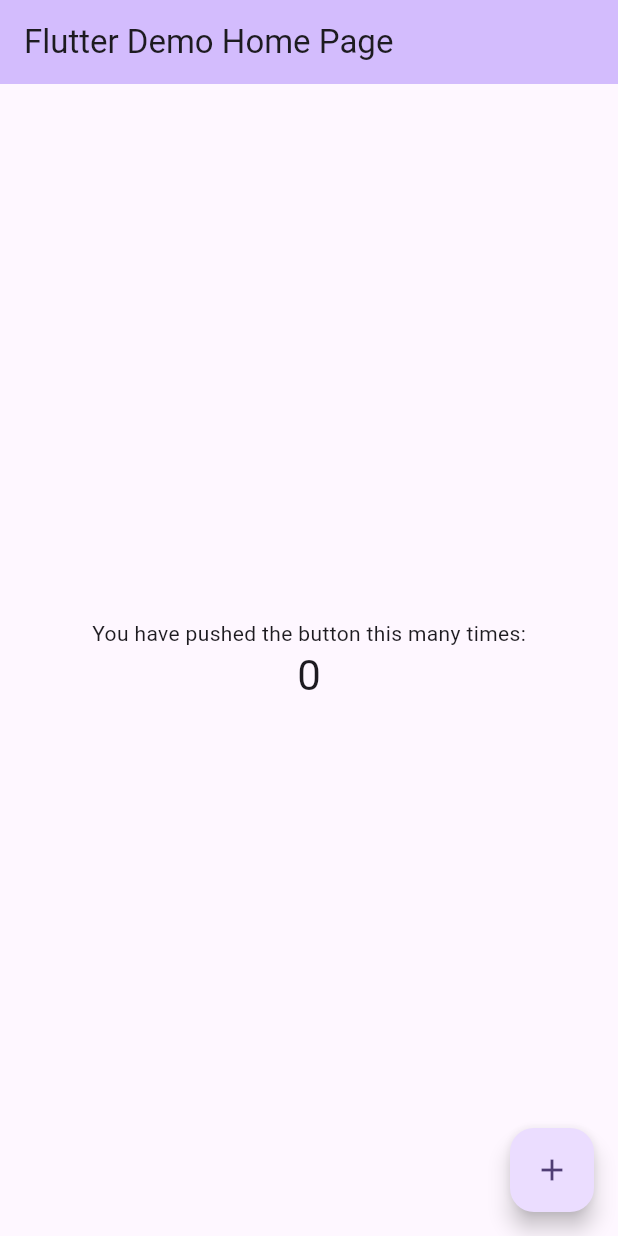
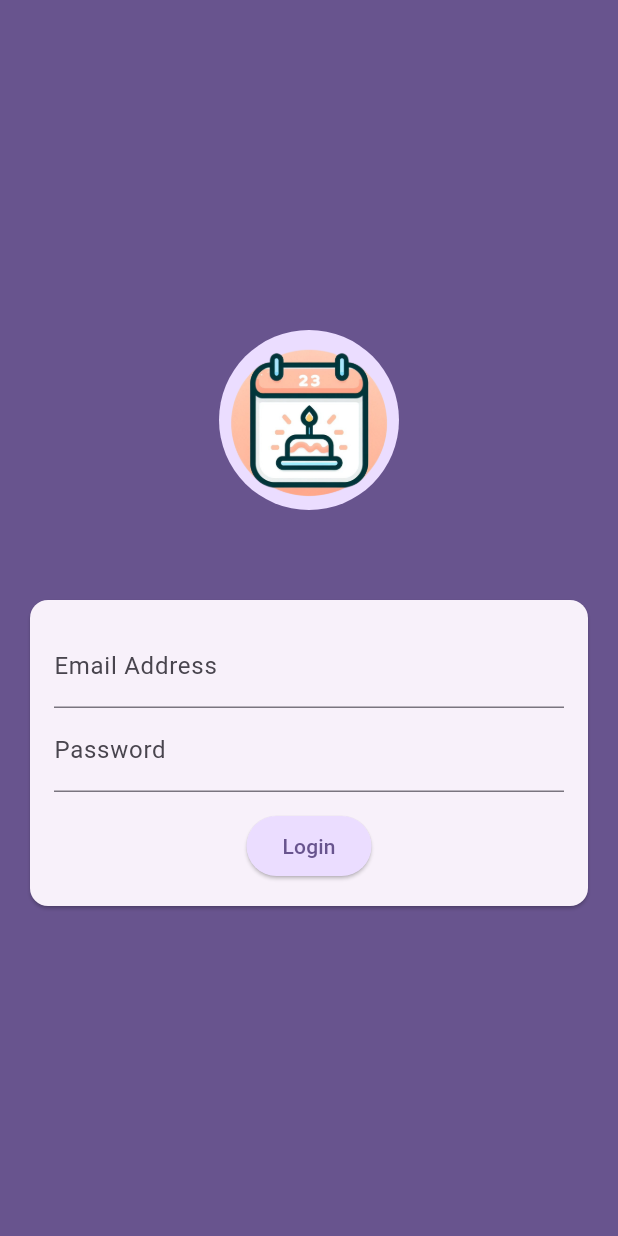
Before and after one commit to Matheus-IT/birthday_app, a Flutter app: the screen it shows after launch, on a phone screen of 412 x 824 dp. Run offline on Flutter 3.47's test engine with Material 3 defaults, Android fonts, the phone set to English and light mode, and no system bars.

Commit message:
Building the base for auth screen

```diff
--- a/lib/main.dart
+++ b/lib/main.dart
@@ -1,3 +1,4 @@
+import 'package:birthday_app/screens/auth.dart';
 import 'package:flutter/material.dart';
 
 void main() {
@@ -13,113 +14,10 @@ class MyApp extends StatelessWidget {
     return MaterialApp(
       title: 'Flutter Demo',
       theme: ThemeData(
-        // This is the theme of your application.
-        //
-        // TRY THIS: Try running your application with "flutter run". You'll see
-        // the application has a purple toolbar. Then, without quitting the app,
-        // try changing the seedColor in the colorScheme below to Colors.green
-        // and then invoke "hot reload" (save your changes or press the "hot
-        // reload" button in a Flutter-supported IDE, or press "r" if you used
-        // the command line to start the app).
-        //
-        // Notice that the counter didn't reset back to zero; the application
-        // state is not lost during the reload. To reset the state, use hot
-        // restart instead.
-        //
-        // This works for code too, not just values: Most code changes can be
-        // tested with just a hot reload.
         colorScheme: ColorScheme.fromSeed(seedColor: Colors.deepPurple),
         useMaterial3: true,
       ),
-      home: const MyHomePage(title: 'Flutter Demo Home Page'),
+      home: const AuthScreen(title: 'Birthday Reminder'),
     );
   }
 }
-
-class MyHomePage extends StatefulWidget {
-  const MyHomePage({super.key, required this.title});
-
-  // This widget is the home page of your application. It is stateful, meaning
-  // that it has a State object (defined below) that contains fields that affect
-  // how it looks.
-
-  // This class is the configuration for the state. It holds the values (in this
-  // case the title) provided by the parent (in this case the App widget) and
-  // used by the build method of the State. Fields in a Widget subclass are
-  // always marked "final".
-
-  final String title;
-
-  @override
-  State<MyHomePage> createState() => _MyHomePageState();
-}
-
-class _MyHomePageState extends State<MyHomePage> {
-  int _counter = 0;
-
-  void _incrementCounter() {
-    setState(() {
-      // This call to setState tells the Flutter framework that something has
-      // changed in this State, which causes it to rerun the build method below
-      // so that the display can reflect the updated values. If we changed
-      // _counter without calling setState(), then the build method would not be
-      // called again, and so nothing would appear to happen.
-      _counter++;
-    });
-  }
-
-  @override
-  Widget build(BuildContext context) {
-    // This method is rerun every time setState is called, for instance as done
-    // by the _incrementCounter method above.
-    //
-    // The Flutter framework has been optimized to make rerunning build methods
-    // fast, so that you can just rebuild anything that needs updating rather
-    // than having to individually change instances of widgets.
-    return Scaffold(
-      appBar: AppBar(
-        // TRY THIS: Try changing the color here to a specific color (to
-        // Colors.amber, perhaps?) and trigger a hot reload to see the AppBar
-        // change color while the other colors stay the same.
-        backgroundColor: Theme.of(context).colorScheme.inversePrimary,
-        // Here we take the value from the MyHomePage object that was created by
-        // the App.build method, and use it to set our appbar title.
-        title: Text(widget.title),
-      ),
-      body: Center(
-        // Center is a layout widget. It takes a single child and positions it
-        // in the middle of the parent.
-        child: Column(
-          // Column is also a layout widget. It takes a list of children and
-          // arranges them vertically. By default, it sizes itself to fit its
-          // children horizontally, and tries to be as tall as its parent.
-          //
-          // Column has various properties to control how it sizes itself and
-          // how it positions its children. Here we use mainAxisAlignment to
-          // center the children vertically; the main axis here is the vertical
-          // axis because Columns are vertical (the cross axis would be
-          // horizontal).
-          //
-          // TRY THIS: Invoke "debug painting" (choose the "Toggle Debug Paint"
-          // action in the IDE, or press "p" in the console), to see the
-          // wireframe for each widget.
-          mainAxisAlignment: MainAxisAlignment.center,
-          children: <Widget>[
-            const Text(
-              'You have pushed the button this many times:',
-            ),
-            Text(
-              '$_counter',
-              style: Theme.of(context).textTheme.headlineMedium,
-            ),
-          ],
-        ),
-      ),
-      floatingActionButton: FloatingActionButton(
-        onPressed: _incrementCounter,
-        tooltip: 'Increment',
-        child: const Icon(Icons.add),
-      ), // This trailing comma makes auto-formatting nicer for build methods.
-    );
-  }
-}
--- /dev/null
+++ b/lib/screens/auth.dart
@@ -0,0 +1,102 @@
+import 'package:flutter/material.dart';
+
+class AuthScreen extends StatefulWidget {
+  const AuthScreen({super.key, required this.title});
+
+  final String title;
+
+  @override
+  State<AuthScreen> createState() => _AuthScreenState();
+}
+
+class _AuthScreenState extends State<AuthScreen> {
+  final _formKey = GlobalKey<FormState>();
+  String _enteredEmail = '';
+  String _enteredPassword = '';
+  bool _isLoadingAuthentication = false;
+
+  @override
+  Widget build(BuildContext context) {
+    return Scaffold(
+      backgroundColor: Theme.of(context).colorScheme.primary,
+      body: Center(
+        child: SingleChildScrollView(
+          child: Column(
+            mainAxisAlignment: MainAxisAlignment.center,
+            children: [
+              Container(
+                margin: const EdgeInsets.only(
+                  bottom: 20,
+                ),
+                width: 120,
+                child: const CircleAvatar(
+                  radius: 80,
+                  backgroundImage: AssetImage('assets/images/app_logo.png'),
+                ),
+              ),
+              Card(
+                margin: const EdgeInsets.all(20),
+                child: SingleChildScrollView(
+                  child: Padding(
+                    padding: const EdgeInsets.all(16),
+                    child: Form(
+                      key: _formKey,
+                      child: Column(
+                        mainAxisSize: MainAxisSize.min,
+                        children: [
+                          TextFormField(
+                            decoration: const InputDecoration(
+                              labelText: 'Email Address',
+                            ),
+                            keyboardType: TextInputType.emailAddress,
+                            textInputAction: TextInputAction.next,
+                            autocorrect: false,
+                            textCapitalization: TextCapitalization.none,
+                            validator: (value) {
+                              if (value == null || value.trim().isEmpty || !value.contains('@')) {
+                                return 'Please enter a valid email address';
+                              }
+                              return null;
+                            },
+                            onSaved: (newValue) {
+                              _enteredEmail = newValue!;
+                            },
+                          ),
+                          TextFormField(
+                            decoration: const InputDecoration(
+                              labelText: 'Password',
+                            ),
+                            obscureText: true,
+                            validator: (value) {
+                              if (value == null || value.trim().length < 6) {
+                                return 'Password must be at least 6 characters long';
+                              }
+                              return null;
+                            },
+                            onSaved: (newValue) {
+                              _enteredPassword = newValue!;
+                            },
+                          ),
+                          const SizedBox(height: 12),
+                          if (_isLoadingAuthentication) const CircularProgressIndicator(),
+                          if (!_isLoadingAuthentication)
+                            ElevatedButton(
+                              onPressed: () => print('Submit!!!'),
+                              style: ElevatedButton.styleFrom(
+                                backgroundColor: Theme.of(context).colorScheme.primaryContainer,
+                              ),
+                              child: const Text('Login'),
+                            ),
+                        ],
+                      ),
+                    ),
+                  ),
+                ),
+              )
+            ],
+          ),
+        ),
+      ),
+    );
+  }
+}
--- a/pubspec.yaml
+++ b/pubspec.yaml
@@ -59,9 +59,9 @@ flutter:
   uses-material-design: true
 
   # To add assets to your application, add an assets section, like this:
-  # assets:
-  #   - images/a_dot_burr.jpeg
-  #   - images/a_dot_ham.jpeg
+  assets:
+    - assets/images/app_logo.png
+    # - images/a_dot_ham.jpeg
 
   # An image asset can refer to one or more resolution-specific "variants", see
   # https://flutter.dev/assets-and-images/#resolution-aware
```
Also changed, not shown: assets/images/app_logo.png (added).
